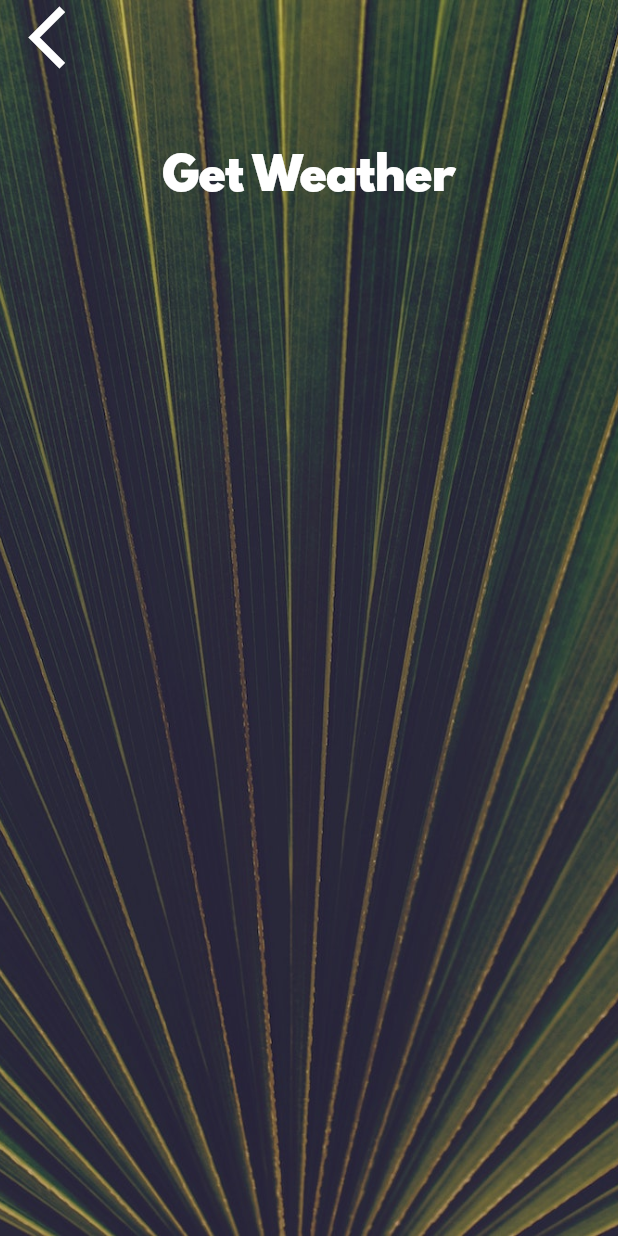
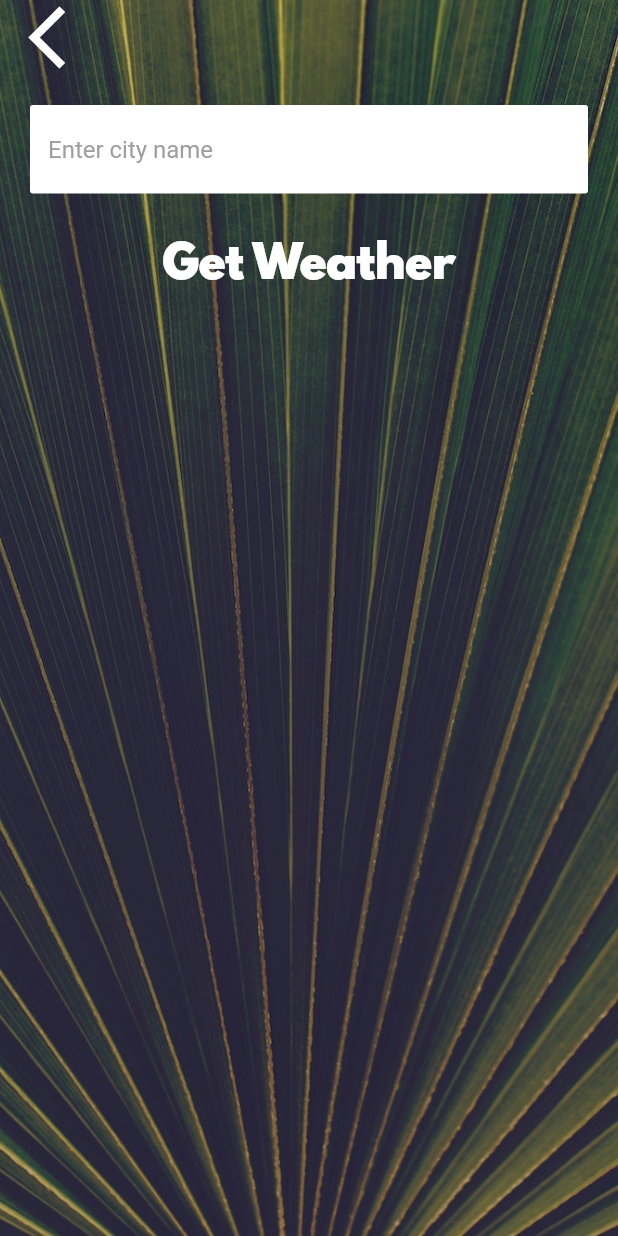
Before and after one commit to chibikes/flutter_weather_app, a Flutter app: the CityScreen screen opened directly, on a phone screen of 412 x 824 dp. Run offline on Flutter 3.47's test engine with Material 2 defaults, Android fonts, the phone set to English and light mode, and no system bars; our stand-ins replace flutter_spinkit, geolocator.

Commit message:
updated city_screen

```diff
--- a/lib/main.dart
+++ b/lib/main.dart
@@ -10,7 +10,7 @@ class MyApp extends StatelessWidget {
   Widget build(BuildContext context) {
     return MaterialApp(
       theme: ThemeData.dark(),
-      home: LoadingScreen(),
+      home: const LoadingScreen(),
     );
   }
 }
--- a/lib/screens/city_screen.dart
+++ b/lib/screens/city_screen.dart
@@ -7,6 +7,8 @@ class CityScreen extends StatefulWidget {
 }
 
 class _CityScreenState extends State<CityScreen> {
+  String? cityName;
+
   @override
   Widget build(BuildContext context) {
     return Scaffold(
@@ -24,7 +26,9 @@ class _CityScreenState extends State<CityScreen> {
               Align(
                 alignment: Alignment.topLeft,
                 child: FlatButton(
-                  onPressed: () {},
+                  onPressed: () {
+                    Navigator.pop(context);
+                  },
                   child: const Icon(
                     Icons.arrow_back_ios,
                     size: 50.0,
@@ -33,10 +37,28 @@ class _CityScreenState extends State<CityScreen> {
               ),
               Container(
                 padding: const EdgeInsets.all(20.0),
-                child: null,
+                child: TextField(
+                  onChanged: (val) {
+                    cityName = val;
+                  },
+                  style: const TextStyle(color: Colors.black),
+                  decoration: const InputDecoration(
+                    hintStyle: TextStyle(color: Colors.grey),
+                    filled: true,
+                    fillColor: Colors.white,
+                    hintText: 'Enter city name',
+                    border: OutlineInputBorder(
+                      borderSide: BorderSide.none,
+                      borderRadius: BorderRadius.all(Radius.circular(2.0),
+                      ),
+                    )
+                  ),
+                ),
               ),
               FlatButton(
-                onPressed: () {},
+                onPressed: () {
+                  Navigator.pop(context, cityName);
+                },
                 child: const Text(
                   'Get Weather',
                   style: kButtonTextStyle,
--- a/lib/services/weather.dart
+++ b/lib/services/weather.dart
@@ -6,7 +6,13 @@ const openWeatherMapUrl = 'http://api.openweathermap.org/data/2.5/weather';
 class WeatherModel {
   Uri url = Uri.parse(openWeatherMapUrl);
 
+  Future getCityName(String cityName) async{
+    url = Uri.parse('$openWeatherMapUrl?q=$cityName&appid=$apiKey&units=metric');
+    NetworkHelper networkHelper = NetworkHelper(url);
 
+    var weatherData = await networkHelper.getData();
+    return weatherData;
+  }
   Future getLocationWeather() async {
     Location location = Location(0.0, 0.0);
     await location.getCurrentLocation();
```
Also changed, not shown: lib/screens/location_screen.dart (+30 -10 lines).
